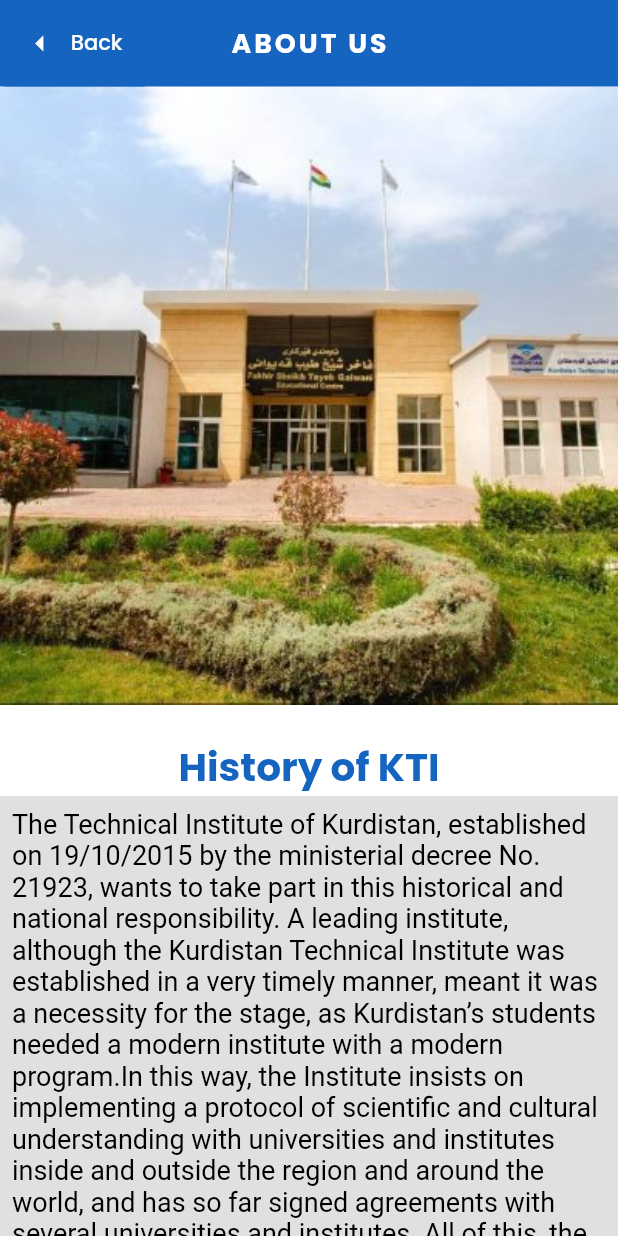
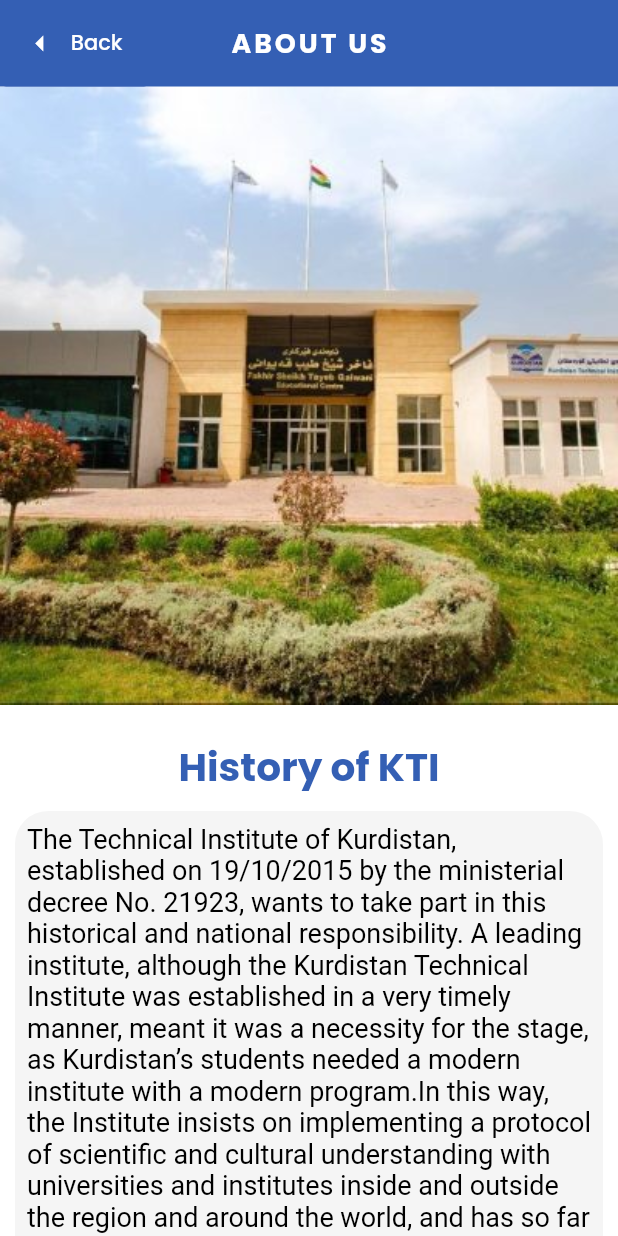
Before and after one commit to AaronPaul6/kurdistanTechnicalinstitute, a Flutter app: the AboutUs screen opened by its route, on a phone screen of 412 x 824 dp. Run offline on Flutter 3.47's test engine with Material 2 defaults, Android fonts, the phone set to English and light mode, and no system bars; our stand-ins replace flutter_svg, google_fonts, sizer; missing offline and left inert: fancy_avatar.

Commit message:
commit_arya

```diff
--- a/lib/screens/about_us/about_us.dart
+++ b/lib/screens/about_us/about_us.dart
@@ -36,7 +36,7 @@
       //when user taps anywhere on the screen, keyboard hides
       appBar: AppBar(
         // Overide the default Back button
-        backgroundColor: Colors.blue.shade800,
+        backgroundColor: Color(0xFF345FB4),
         centerTitle: true,
         title: Text(
           'ABOUT US',
@@ -50,7 +50,7 @@
           label: const Text('Back'),
           style: ElevatedButton.styleFrom(
             elevation: 0,
-            backgroundColor: Colors.blue.shade800,
+            backgroundColor: Color(0xFF345FB4),
           ),
         ),
       ),
@@ -58,11 +58,16 @@
         child: Column(
           mainAxisSize: MainAxisSize.max,
           children: [
-            Image.asset(
-              'assets/images/kti_image.jpg',
-              fit: BoxFit.cover,
-              width: MediaQuery.of(context).size.width,
-            ),
+            Container(
+                // margin: const EdgeInsets.fromLTRB(10, 10, 10, 0),
+                child:
+                Image.asset(
+                  'assets/images/kti_image.jpg',
+                  fit: BoxFit.cover,
+                  width: MediaQuery.of(context).size.width,
+                ),
+                ),
+
             Container(
               width: MediaQuery.of(context).size.width,
               height: 22,
@@ -74,7 +79,7 @@
                   'History of KTI',
                   style: TextStyle(
                     fontFamily: 'Poppins',
-                    color: Colors.blue.shade800,
+                    color: Color(0xFF345FB4),
                     fontSize: 26,
                     fontWeight: FontWeight.bold,
                   ),
@@ -82,9 +87,13 @@
               ),
             ),
             Container(
+              decoration: BoxDecoration(
+                borderRadius: BorderRadius.all(Radius.circular(22)),
+                color: Colors.grey[100],
+              ),
               width: MediaQuery.of(context).size.width,
               height: 500,
-              color: Colors.grey[300],
+              margin: const EdgeInsets.all(10),
               child: Column(
                 children: [
                   Expanded(
@@ -115,6 +124,7 @@
               height: 22,
             ),
             Container(
+              // margin: const EdgeInsets.fromLTRB(10, 10, 10, 0),
               width: MediaQuery.of(context).size.width,
               child: Image.asset(
                 'assets/images/kti_dean.png',
@@ -132,7 +142,7 @@
                   'Dean Message ',
                   style: TextStyle(
                     fontFamily: 'Poppins',
-                    color: Colors.blue.shade800,
+                    color: Color(0xFF345FB4),
                     fontSize: 26,
                     fontWeight: FontWeight.bold,
                   ),
@@ -140,9 +150,13 @@
               ),
             ),
             Container(
+              decoration: BoxDecoration(
+                borderRadius: BorderRadius.all(Radius.circular(22)),
+                color: Colors.grey[200],
+              ),
+              margin: const EdgeInsets.all(10),
               width: MediaQuery.of(context).size.width,
               height: 730,
-              color: Colors.grey[300],
               child: Column(
                 children: [
                   Expanded(
@@ -166,6 +180,7 @@
               height: 22,
             ),
             Container(
+              // margin: const EdgeInsets.fromLTRB(10, 10, 10, 0),
               width: MediaQuery.of(context).size.width,
               child: Image.asset(
                 'assets/images/kti_bolonga.jpeg',
@@ -183,7 +198,7 @@
                   'The System that KTI uses ',
                   style: TextStyle(
                     fontFamily: 'Poppins',
-                    color: Colors.blue.shade800,
+                    color: Color(0xFF345FB4),
                     fontSize: 26,
                     fontWeight: FontWeight.bold,
                   ),
@@ -191,9 +206,13 @@
               ),
             ),
             Container(
+              decoration: BoxDecoration(
+                borderRadius: BorderRadius.all(Radius.circular(22)),
+                color: Colors.grey[100],
+              ),
               width: MediaQuery.of(context).size.width,
+              margin: const EdgeInsets.all(10),
               height: 730,
-              color: Colors.grey[300],
               child: Column(
                 children: [
                   Expanded(
```
Also changed, not shown: 1 other file.
